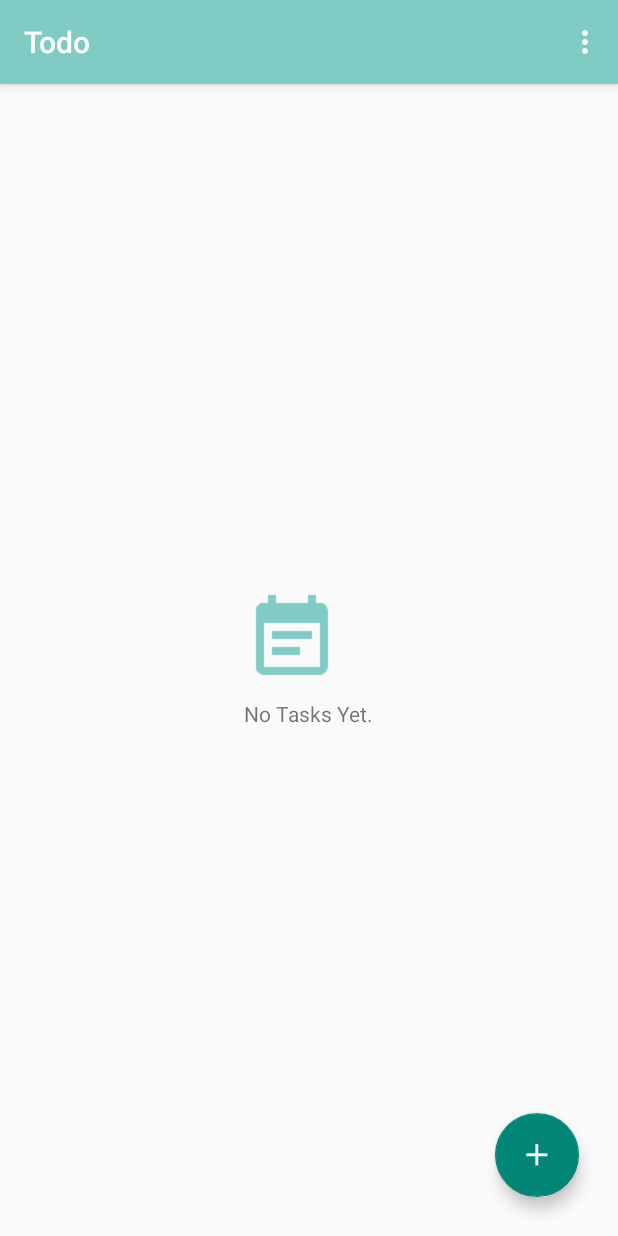
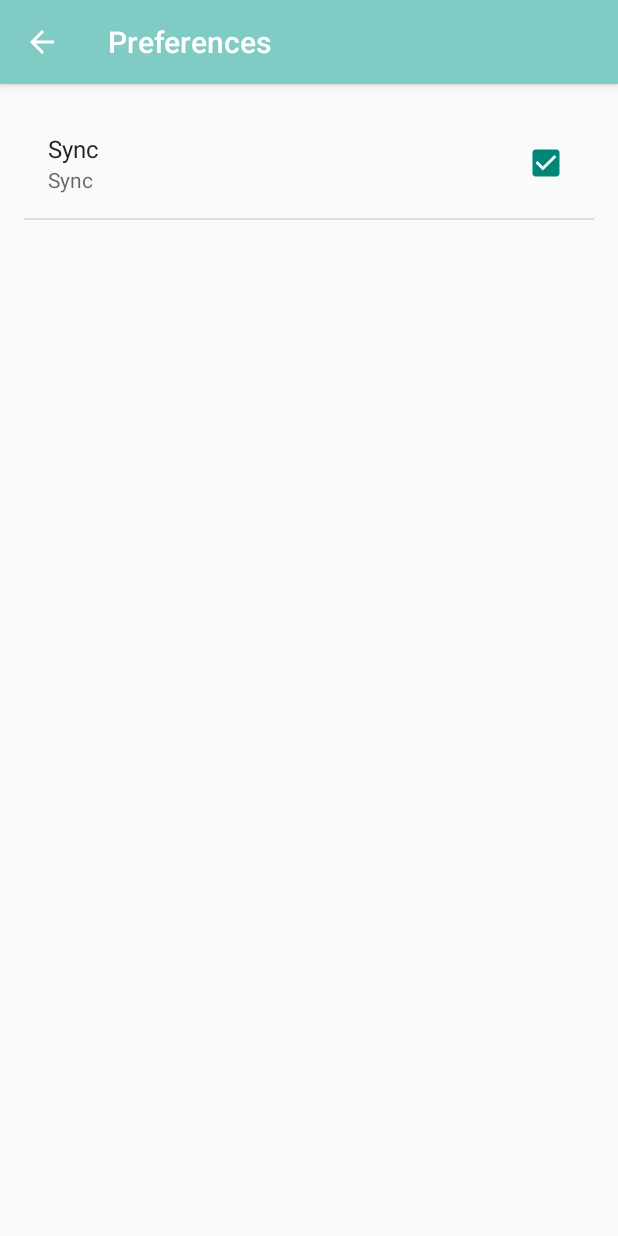
Before and after one commit to androidfanatic/todo, an Android app: the screen it shows after launch (TodoActivity before the commit, PreferenceActivity after it), in the options menu, after a tap on "Preferences", on a phone screen of 412 x 824 dp. Run offline under Robolectric (Android 15) with nearby library versions, the phone set to English and light mode, and no system bars; libraries missing offline, so code that uses them is left out: com.amulyakhare.textdrawable; 2 statements that could not run were skipped.

Commit message:
pref menu

```diff
--- a/app/src/main/AndroidManifest.xml
+++ b/app/src/main/AndroidManifest.xml
@@ -25,7 +25,7 @@
 
 
         <activity
-            android:name=".TodoActivity"
+            android:name=".main.TodoActivity"
             android:label="@string/app_name"
             android:logo="@drawable/ic_launcher">
             <intent-filter>
@@ -33,7 +33,18 @@
                 <category android:name="android.intent.category.LAUNCHER"/>
             </intent-filter>
         </activity>
-        <receiver android:name=".TaskWidgetProvider">
+
+        <activity
+            android:label="@string/preference"
+            android:name=".pref.PreferenceActivity"
+            android:parentActivityName=".main.TodoActivity">
+            <meta-data
+                android:name="android.support.PARENT_ACTIVITY"
+                android:value=".main.TodoActivity"/>
+        </activity>
+
+
+        <receiver android:name=".widget.TaskWidgetProvider">
             <intent-filter>
                 <action android:name="android.appwidget.action.APPWIDGET_UPDATE"/>
             </intent-filter>
--- a/app/src/main/java/androidfanatic/todo/TaskAdapter.java
+++ b/app/src/main/java/androidfanatic/todo/main/TaskAdapter.java
@@ -1,4 +1,4 @@
-package androidfanatic.todo;
+package androidfanatic.todo.main;
 
 import android.content.Context;
 import android.graphics.Paint;
@@ -15,13 +15,16 @@ import com.amulyakhare.textdrawable.util.ColorGenerator;
 
 import java.util.List;
 
+import androidfanatic.todo.R;
+import androidfanatic.todo.models.Task;
+
 public class TaskAdapter extends BaseAdapter {
 
     private final Typeface mTypeface;
     private final TodoActivity mActivity;
     private List<Task> mTasks;
 
-    public TaskAdapter(androidfanatic.todo.TodoActivity activity, Context context) {
+    public TaskAdapter(TodoActivity activity, Context context) {
         mActivity = activity;
         mTypeface = Typeface.createFromAsset(activity.getAssets(), "font.ttf");
         refresh();
--- a/app/src/main/java/androidfanatic/todo/TodoActivity.java
+++ b/app/src/main/java/androidfanatic/todo/main/TodoActivity.java
@@ -1,7 +1,8 @@
-package androidfanatic.todo;
+package androidfanatic.todo.main;
 
 import android.content.Context;
 import android.content.DialogInterface;
+import android.content.Intent;
 import android.os.Bundle;
 import android.support.design.widget.FloatingActionButton;
 import android.support.v7.app.AlertDialog;
@@ -14,6 +15,12 @@ import android.widget.AdapterView;
 import android.widget.EditText;
 import android.widget.ListView;
 import android.widget.Toast;
+
+import androidfanatic.todo.R;
+import androidfanatic.todo.models.Task;
+import androidfanatic.todo.pref.PreferenceActivity;
+import androidfanatic.todo.utils.SwipeDetector;
+import androidfanatic.todo.widget.TaskWidgetProvider;
 
 public class TodoActivity extends AppCompatActivity implements AdapterView.OnItemClickListener, View.OnClickListener {
     private TaskAdapter mTaskAdapter;
@@ -134,7 +141,9 @@ public class TodoActivity extends AppCompatActivity implements AdapterView.OnIte
 
     @Override public boolean onOptionsItemSelected(MenuItem item) {
         switch (item.getItemId()) {
-
+            case R.id.action_pref:
+                startActivity(new Intent(this, PreferenceActivity.class));
+                return true;
         }
         return super.onOptionsItemSelected(item);
     }
--- a/app/src/main/java/androidfanatic/todo/Task.java
+++ b/app/src/main/java/androidfanatic/todo/models/Task.java
@@ -1,4 +1,4 @@
-package androidfanatic.todo;
+package androidfanatic.todo.models;
 
 
 import com.orm.SugarRecord;
--- /dev/null
+++ b/app/src/main/java/androidfanatic/todo/pref/PreferenceActivity.java
@@ -0,0 +1,17 @@
+package androidfanatic.todo.pref;
+
+import android.os.Bundle;
+import android.support.v7.app.AppCompatActivity;
+
+import androidfanatic.todo.R;
+
+public class PreferenceActivity extends AppCompatActivity {
+
+    @Override
+    protected void onCreate(Bundle savedInstanceState) {
+        super.onCreate(savedInstanceState);
+        setContentView(R.layout.activity_preference);
+        getFragmentManager().beginTransaction().replace(R.id.content, new PreferenceFragment()).commit();
+    }
+
+}
--- /dev/null
+++ b/app/src/main/java/androidfanatic/todo/pref/PreferenceFragment.java
@@ -0,0 +1,12 @@
+package androidfanatic.todo.pref;
+
+import android.os.Bundle;
+
+import androidfanatic.todo.R;
+
+public class PreferenceFragment extends android.preference.PreferenceFragment {
+    @Override public void onCreate(Bundle savedInstanceState) {
+        super.onCreate(savedInstanceState);
+        addPreferencesFromResource(R.xml.preferences);
+    }
+}
--- a/app/src/main/java/androidfanatic/todo/SwipeDetector.java
+++ b/app/src/main/java/androidfanatic/todo/utils/SwipeDetector.java
@@ -1,4 +1,4 @@
-package androidfanatic.todo;
+package androidfanatic.todo.utils;
 
 import android.view.MotionEvent;
 import android.view.View;
--- a/app/src/main/java/androidfanatic/todo/TaskWidgetProvider.java
+++ b/app/src/main/java/androidfanatic/todo/widget/TaskWidgetProvider.java
@@ -1,4 +1,4 @@
-package androidfanatic.todo;
+package androidfanatic.todo.widget;
 
 import android.app.PendingIntent;
 import android.appwidget.AppWidgetManager;
@@ -9,8 +9,8 @@ import android.content.Intent;
 import android.widget.RemoteViews;
 
 import androidfanatic.todo.R;
-import androidfanatic.todo.Task;
-import androidfanatic.todo.TodoActivity;
+import androidfanatic.todo.main.TodoActivity;
+import androidfanatic.todo.models.Task;
 
 public class TaskWidgetProvider extends AppWidgetProvider {
 
--- /dev/null
+++ b/app/src/main/res/layout/activity_preference.xml
@@ -0,0 +1,14 @@
+<?xml version="1.0" encoding="utf-8"?>
+<LinearLayout
+    android:id="@+id/content"
+    xmlns:android="http://schemas.android.com/apk/res/android"
+    android:layout_width="match_parent"
+    android:layout_height="match_parent"
+    android:orientation="vertical"
+    android:padding="16dp">
+
+    <ListView
+        android:id="@android:id/list"
+        android:layout_width="fill_parent"
+        android:layout_height="wrap_content"/>
+</LinearLayout>
--- a/app/src/main/res/layout/activity_todo.xml
+++ b/app/src/main/res/layout/activity_todo.xml
@@ -17,6 +17,7 @@
         android:layout_height="wrap_content"
         android:layout_centerInParent="true"
         android:orientation="vertical"
+        android:gravity="center"
         android:visibility="gone">
 
         <ImageView
--- a/app/src/main/res/menu/menu_todo.xml
+++ b/app/src/main/res/menu/menu_todo.xml
@@ -1,4 +1,6 @@
 <?xml version="1.0" encoding="utf-8"?>
 <menu xmlns:android="http://schemas.android.com/apk/res/android">
-    <item android:title="@string/preference"></item>
+    <item
+        android:id="@+id/action_pref"
+        android:title="@string/preference"></item>
 </menu>
--- /dev/null
+++ b/app/src/main/res/xml/preferences.xml
@@ -0,0 +1,10 @@
+<?xml version="1.0" encoding="utf-8"?>
+<PreferenceScreen xmlns:android="http://schemas.android.com/apk/res/android">
+
+    <CheckBoxPreference
+        android:defaultValue="true"
+        android:key="pref_sync"
+        android:summary="Sync"
+        android:title="Sync"/>
+
+</PreferenceScreen>
```
